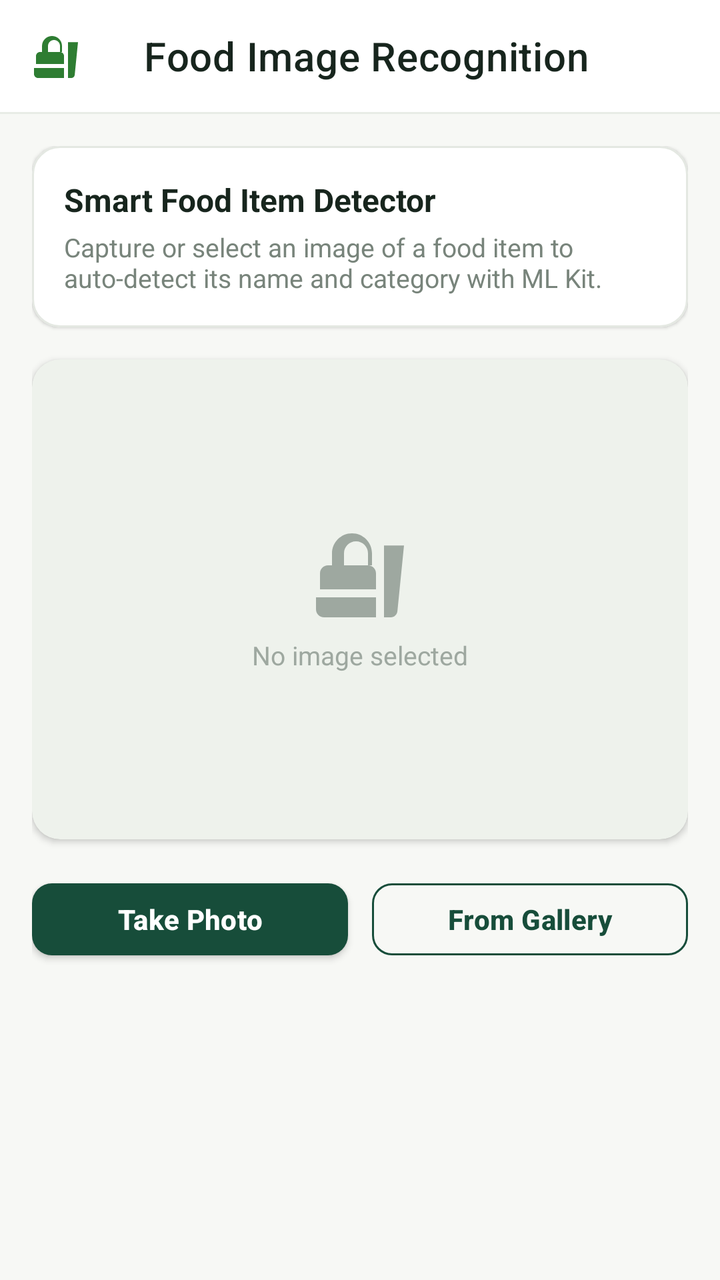
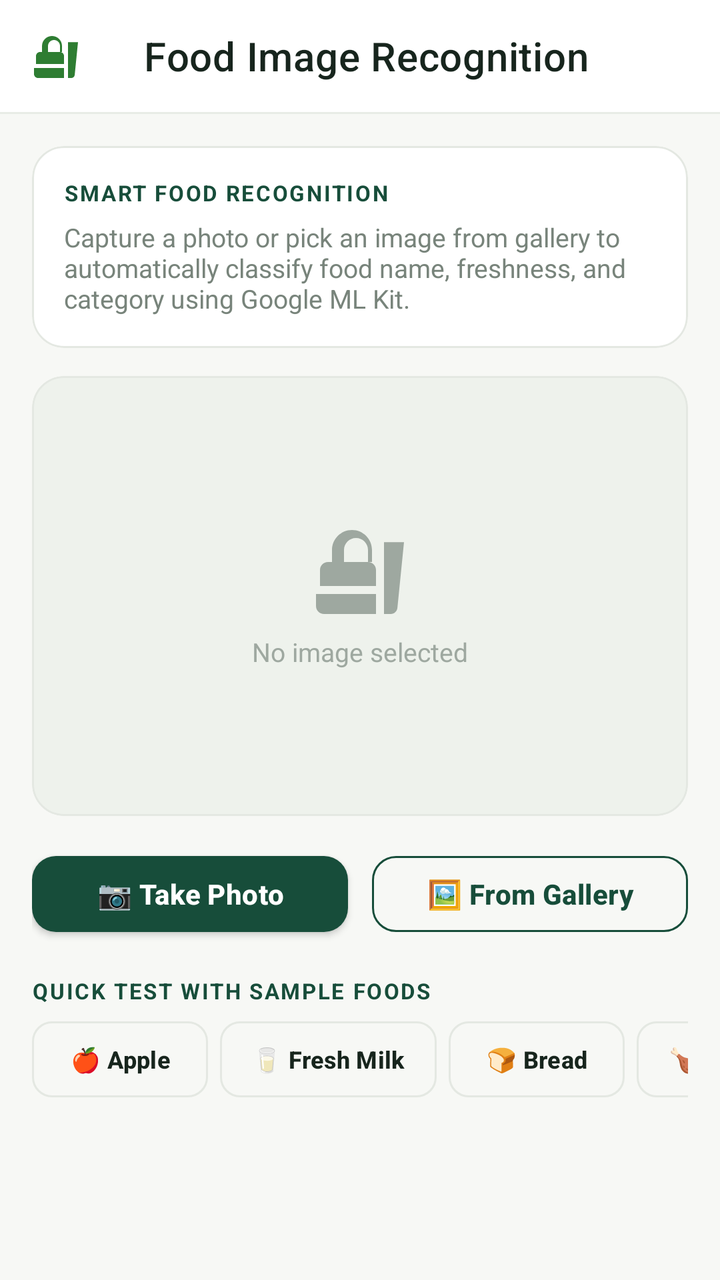

Two renders of the same Android screen: before a commit and after it. Below are the layout's source before the change and the commit's diff.
<!-- AndroidManifest.xml: application theme Theme.FreshCheck -->
<!-- res/layout/activity_food_scanner.xml -->
<?xml version="1.0" encoding="utf-8"?>
<androidx.coordinatorlayout.widget.CoordinatorLayout
    xmlns:android="http://schemas.android.com/apk/res/android"
    xmlns:app="http://schemas.android.com/apk/res-auto"
    android:layout_width="match_parent"
    android:layout_height="match_parent"
    android:background="@color/background">

    <com.google.android.material.appbar.AppBarLayout
        android:layout_width="match_parent"
        android:layout_height="wrap_content"
        android:background="@color/surface"
        app:elevation="0dp">

        <androidx.appcompat.widget.Toolbar
            android:id="@+id/toolbar_scanner"
            android:layout_width="match_parent"
            android:layout_height="?attr/actionBarSize"
            android:background="@color/surface"
            app:title="Food Image Recognition"
            app:titleTextColor="@color/text_primary"
            app:navigationIcon="@drawable/ic_food" />

        <View
            android:layout_width="match_parent"
            android:layout_height="1dp"
            android:background="@color/divider" />
    </com.google.android.material.appbar.AppBarLayout>

    <androidx.core.widget.NestedScrollView
        android:layout_width="match_parent"
        android:layout_height="match_parent"
        android:fillViewport="true"
        app:layout_behavior="@string/appbar_scrolling_view_behavior">

        <LinearLayout
            android:layout_width="match_parent"
            android:layout_height="wrap_content"
            android:orientation="vertical"
            android:padding="16dp">

            
            <com.google.android.material.card.MaterialCardView
                android:layout_width="match_parent"
                android:layout_height="wrap_content"
                app:cardCornerRadius="14dp"
                app:cardElevation="1dp"
                app:strokeColor="@color/card_border"
                app:strokeWidth="1dp"
                app:cardBackgroundColor="@color/surface">

                <LinearLayout
                    android:layout_width="match_parent"
                    android:layout_height="wrap_content"
                    android:orientation="vertical"
                    android:padding="16dp">

                    <TextView
                        android:layout_width="wrap_content"
                        android:layout_height="wrap_content"
                        android:text="Smart Food Item Detector"
                        android:textColor="@color/text_primary"
                        android:textSize="16sp"
                        android:textStyle="bold" />

                    <TextView
                        android:layout_width="match_parent"
                        android:layout_height="wrap_content"
                        android:layout_marginTop="4dp"
                        android:text="Capture or select an image of a food item to auto-detect its name and category with ML Kit."
                        android:textColor="@color/text_secondary"
                        android:textSize="13sp" />
                </LinearLayout>
            </com.google.android.material.card.MaterialCardView>

            
            <com.google.android.material.card.MaterialCardView
                android:layout_width="match_parent"
                android:layout_height="240dp"
                android:layout_marginTop="16dp"
                app:cardCornerRadius="14dp"
                app:cardElevation="2dp"
                app:cardBackgroundColor="@color/surface_variant">

                <FrameLayout
                    android:layout_width="match_parent"
                    android:layout_height="match_parent">

                    <ImageView
                        android:id="@+id/iv_food_preview"
                        android:layout_width="match_parent"
                        android:layout_height="match_parent"
                        android:scaleType="centerCrop"
                        android:contentDescription="Food Preview" />

                    <LinearLayout
                        android:id="@+id/layout_placeholder"
                        android:layout_width="wrap_content"
                        android:layout_height="wrap_content"
                        android:layout_gravity="center"
                        android:gravity="center"
                        android:orientation="vertical">

                        <ImageView
                            android:layout_width="48dp"
                            android:layout_height="48dp"
                            android:src="@drawable/ic_food"
                            app:tint="@color/text_hint" />

                        <TextView
                            android:layout_width="wrap_content"
                            android:layout_height="wrap_content"
                            android:layout_marginTop="8dp"
                            android:text="No image selected"
                            android:textColor="@color/text_hint"
                            android:textSize="13sp" />
                    </LinearLayout>

                    <ProgressBar
                        android:id="@+id/pb_scanning"
                        android:layout_width="wrap_content"
                        android:layout_height="wrap_content"
                        android:layout_gravity="center"
                        android:visibility="gone" />
                </FrameLayout>
            </com.google.android.material.card.MaterialCardView>

            
            <LinearLayout
                android:layout_width="match_parent"
                android:layout_height="wrap_content"
                android:layout_marginTop="16dp"
                android:orientation="horizontal">

                <com.google.android.material.button.MaterialButton
                    android:id="@+id/btn_take_photo"
                    android:layout_width="0dp"
                    android:layout_height="48dp"
                    android:layout_weight="1"
                    android:layout_marginEnd="6dp"
                    android:text="Take Photo"
                    android:textColor="@color/text_on_primary"
                    app:backgroundTint="@color/primary"
                    app:cornerRadius="10dp" />

                <com.google.android.material.button.MaterialButton
                    android:id="@+id/btn_pick_gallery"
                    style="@style/Widget.MaterialComponents.Button.OutlinedButton"
                    android:layout_width="0dp"
                    android:layout_height="48dp"
                    android:layout_weight="1"
                    android:layout_marginStart="6dp"
                    android:text="From Gallery"
                    android:textColor="@color/primary"
                    app:cornerRadius="10dp"
                    app:strokeColor="@color/primary" />
            </LinearLayout>

            
            <com.google.android.material.card.MaterialCardView
                android:id="@+id/card_detected_results"
                android:layout_width="match_parent"
                android:layout_height="wrap_content"
                android:layout_marginTop="16dp"
                android:visibility="gone"
                app:cardCornerRadius="14dp"
                app:cardElevation="2dp"
                app:cardBackgroundColor="@color/surface">

                <LinearLayout
                    android:layout_width="match_parent"
                    android:layout_height="wrap_content"
                    android:orientation="vertical"
                    android:padding="16dp">

                    <TextView
                        android:layout_width="wrap_content"
                        android:layout_height="wrap_content"
                        android:text="Detected Food Information:"
                        android:textColor="@color/primary"
                        android:textSize="14sp"
                        android:textStyle="bold" />

                    <TextView
                        android:id="@+id/tv_detected_name"
                        android:layout_width="wrap_content"
                        android:layout_height="wrap_content"
                        android:layout_marginTop="8dp"
                        android:text="Item: Green Apple"
                        android:textColor="@color/text_primary"
                        android:textSize="16sp"
                        android:textStyle="bold" />

                    <TextView
                        android:id="@+id/tv_detected_category"
                        android:layout_width="wrap_content"
                        android:layout_height="wrap_content"
                        android:layout_marginTop="4dp"
                        android:text="Category: Fruits"
                        android:textColor="@color/text_secondary"
                        android:textSize="13sp" />

                    <TextView
                        android:id="@+id/tv_detected_confidence"
                        android:layout_width="wrap_content"
                        android:layout_height="wrap_content"
                        android:layout_marginTop="4dp"
                        android:text="Confidence: 94%"
                        android:textColor="@color/text_hint"
                        android:textSize="12sp" />

                    <com.google.android.material.button.MaterialButton
                        android:id="@+id/btn_add_to_inventory"
                        android:layout_width="match_parent"
                        android:layout_height="48dp"
                        android:layout_marginTop="14dp"
                        android:text="Confirm &amp; Add to Inventory"
                        android:textColor="@color/text_on_primary"
                        app:backgroundTint="@color/primary"
                        app:cornerRadius="10dp" />
                </LinearLayout>
            </com.google.android.material.card.MaterialCardView>

        </LinearLayout>
    </androidx.core.widget.NestedScrollView>
</androidx.coordinatorlayout.widget.CoordinatorLayout>
<!-- resources referenced by this layout -->
<resources>
  <color name="background">#F7F8F5</color>
  <color name="card_border">#E4E8E2</color>
  <color name="divider">#E8ECE6</color>
  <color name="primary">#174D3A</color>
  <color name="surface">#FFFFFF</color>
  <color name="surface_variant">#EEF2EC</color>
  <color name="text_hint">#9EA8A0</color>
  <color name="text_on_primary">#FFFFFF</color>
  <color name="text_primary">#17251D</color>
  <color name="text_secondary">#78847B</color>
  <!-- drawable ic_food (drawable) -->
  <vector xmlns:android="http://schemas.android.com/apk/res/android"
      android:width="24dp"
      android:height="24dp"
      android:viewportWidth="24"
      android:viewportHeight="24">
      <path
          android:fillColor="#FF2E7D32"
          android:pathData="M18.06,22.99h1.66c0.84,0 1.53,-0.64 1.63,-1.48L23,5.05h-5v17.94zM1,18v3c0,1.1 0.9,2 2,2h13v-5H1zm15,-8h-1V7c0,-2.76 -2.24,-5 -5,-5S5,4.24 5,7v3H4c-1.1,0 -2,0.9 -2,2v4h14v-4c0,-1.1 -0.9,-2 -2,-2zm-4,0H8V7c0,-1.66 1.34,-3 3,-3s3,1.34 3,3v3z"/>
  </vector>
  <style name="Theme.FreshCheck" parent="Theme.MaterialComponents.DayNight.NoActionBar">
          
          <item name="colorPrimary">@color/primary</item>
          <item name="colorPrimaryVariant">@color/primary_variant</item>
          <item name="colorOnPrimary">@color/text_on_primary</item>
          <item name="colorSecondary">@color/accent</item>
          <item name="colorSecondaryVariant">@color/primary_variant</item>
          <item name="colorOnSecondary">@color/text_on_primary</item>
  
          
          <item name="android:colorBackground">@color/background</item>
          <item name="colorSurface">@color/surface</item>
          <item name="colorOnSurface">@color/text_primary</item>
  
          
          <item name="android:statusBarColor">@color/background</item>
          <item name="android:windowLightStatusBar">true</item>
          <item name="android:navigationBarColor">@color/surface</item>
  
          
          <item name="cardViewStyle">@style/Widget.FreshCheck.CardView</item>
          <item name="materialButtonStyle">@style/Widget.FreshCheck.Button</item>
      </style>
  <color name="primary_variant">#24654D</color>
  <color name="accent">#3D8B65</color>
  <style name="Widget.FreshCheck.CardView" parent="Widget.MaterialComponents.CardView">
          <item name="cardCornerRadius">@dimen/corner_radius_card</item>
          <item name="cardElevation">@dimen/card_elevation</item>
          <item name="cardBackgroundColor">@color/card_background</item>
          <item name="strokeColor">@color/card_border</item>
          <item name="strokeWidth">1dp</item>
      </style>
  <style name="Widget.FreshCheck.Button" parent="Widget.MaterialComponents.Button">
          <item name="cornerRadius">@dimen/button_corner_radius</item>
          <item name="android:textAllCaps">false</item>
          <item name="android:textStyle">bold</item>
          <item name="android:textSize">14sp</item>
          <item name="android:letterSpacing">0.01</item>
          <item name="elevation">0dp</item>
      </style>
  <dimen name="corner_radius_card">16dp</dimen>
  <dimen name="card_elevation">1dp</dimen>
  <color name="card_background">#FFFFFF</color>
  <dimen name="button_corner_radius">12dp</dimen>
</resources>

<!-- the commit's change to res/layout/activity_food_scanner.xml (unified diff, before → after) -->
@@ -31,23 +31,26 @@
         android:layout_width="match_parent"
         android:layout_height="match_parent"
         android:fillViewport="true"
+        android:clipToPadding="false"
+        android:paddingBottom="40dp"
         app:layout_behavior="@string/appbar_scrolling_view_behavior">
 
         <LinearLayout
             android:layout_width="match_parent"
             android:layout_height="wrap_content"
             android:orientation="vertical"
-            android:padding="16dp">
+            android:paddingHorizontal="16dp"
+            android:paddingTop="16dp">
 
             
             <com.google.android.material.card.MaterialCardView
                 android:layout_width="match_parent"
                 android:layout_height="wrap_content"
-                app:cardCornerRadius="14dp"
-                app:cardElevation="1dp"
+                app:cardCornerRadius="16dp"
+                app:cardElevation="0dp"
                 app:strokeColor="@color/card_border"
                 app:strokeWidth="1dp"
-                app:cardBackgroundColor="@color/surface">
+                app:cardBackgroundColor="@color/card_background">
 
                 <LinearLayout
                     android:layout_width="match_parent"
@@ -58,16 +61,17 @@
                     <TextView
                         android:layout_width="wrap_content"
                         android:layout_height="wrap_content"
-                        android:text="Smart Food Item Detector"
-                        android:textColor="@color/text_primary"
-                        android:textSize="16sp"
-                        android:textStyle="bold" />
+                        android:text="SMART FOOD RECOGNITION"
+                        android:textColor="@color/primary"
+                        android:textSize="11sp"
+                        android:textStyle="bold"
+                        android:letterSpacing="0.08" />
 
                     <TextView
                         android:layout_width="match_parent"
                         android:layout_height="wrap_content"
-                        android:layout_marginTop="4dp"
-                        android:text="Capture or select an image of a food item to auto-detect its name and category with ML Kit."
+                        android:layout_marginTop="6dp"
+                        android:text="Capture a photo or pick an image from gallery to automatically classify food name, freshness, and category using Google ML Kit."
                         android:textColor="@color/text_secondary"
                         android:textSize="13sp" />
                 </LinearLayout>
@@ -76,10 +80,12 @@
             
             <com.google.android.material.card.MaterialCardView
                 android:layout_width="match_parent"
-                android:layout_height="240dp"
-                android:layout_marginTop="16dp"
-                app:cardCornerRadius="14dp"
-                app:cardElevation="2dp"
+                android:layout_height="220dp"
+                android:layout_marginTop="14dp"
+                app:cardCornerRadius="16dp"
+                app:cardElevation="0dp"
+                app:strokeColor="@color/card_border"
+                app:strokeWidth="1dp"
                 app:cardBackgroundColor="@color/surface_variant">
 
                 <FrameLayout
@@ -129,57 +135,154 @@
             <LinearLayout
                 android:layout_width="match_parent"
                 android:layout_height="wrap_content"
-                android:layout_marginTop="16dp"
+                android:layout_marginTop="14dp"
                 android:orientation="horizontal">
 
                 <com.google.android.material.button.MaterialButton
                     android:id="@+id/btn_take_photo"
                     android:layout_width="0dp"
-                    android:layout_height="48dp"
+                    android:layout_height="50dp"
                     android:layout_weight="1"
                     android:layout_marginEnd="6dp"
-                    android:text="Take Photo"
+                    android:text="📷 Take Photo"
                     android:textColor="@color/text_on_primary"
                     app:backgroundTint="@color/primary"
-                    app:cornerRadius="10dp" />
+                    app:cornerRadius="12dp"
+                    app:elevation="0dp" />
 
                 <com.google.android.material.button.MaterialButton
                     android:id="@+id/btn_pick_gallery"
                     style="@style/Widget.MaterialComponents.Button.OutlinedButton"
                     android:layout_width="0dp"
-                    android:layout_height="48dp"
+                    android:layout_height="50dp"
                     android:layout_weight="1"
                     android:layout_marginStart="6dp"
-                    android:text="From Gallery"
+                    android:text="🖼️ From Gallery"
                     android:textColor="@color/primary"
-                    app:cornerRadius="10dp"
+                    app:cornerRadius="12dp"
                     app:strokeColor="@color/primary" />
             </LinearLayout>
 
             
+            <TextView
+                android:layout_width="wrap_content"
+                android:layout_height="wrap_content"
+                android:layout_marginTop="16dp"
+                android:text="QUICK TEST WITH SAMPLE FOODS"
+                android:textColor="@color/primary"
+                android:textSize="11sp"
+                android:textStyle="bold"
+                android:letterSpacing="0.08" />
+
+            <HorizontalScrollView
+                android:layout_width="match_parent"
+                android:layout_height="wrap_content"
+                android:layout_marginTop="8dp"
+                android:scrollbars="none">
+
+                <LinearLayout
+                    android:layout_width="wrap_content"
+                    android:layout_height="wrap_content"
+                    android:orientation="horizontal">
+
+                    <com.google.android.material.button.MaterialButton
+                        android:id="@+id/btn_sample_apple"
+                        style="@style/Widget.MaterialComponents.Button.OutlinedButton"
+                        android:layout_width="wrap_content"
+                        android:layout_height="38dp"
+                        android:layout_marginEnd="6dp"
+                        android:insetTop="0dp"
+                        android:insetBottom="0dp"
+                        android:text="🍎 Apple"
+                        android:textColor="@color/text_primary"
+                        android:textSize="12sp"
+                        app:strokeColor="@color/card_border"
+                        app:cornerRadius="10dp" />
+
+                    <com.google.android.material.button.MaterialButton
+                        android:id="@+id/btn_sample_milk"
+                        style="@style/Widget.MaterialComponents.Button.OutlinedButton"
+                        android:layout_width="wrap_content"
+                        android:layout_height="38dp"
+                        android:layout_marginEnd="6dp"
+                        android:insetTop="0dp"
+                        android:insetBottom="0dp"
+                        android:text="🥛 Fresh Milk"
+                        android:textColor="@color/text_primary"
+                        android:textSize="12sp"
+                        app:strokeColor="@color/card_border"
+                        app:cornerRadius="10dp" />
+
+                    <com.google.android.material.button.MaterialButton
+                        android:id="@+id/btn_sample_bread"
+                        style="@style/Widget.MaterialComponents.Button.OutlinedButton"
+                        android:layout_width="wrap_content"
+                        android:layout_height="38dp"
+                        android:layout_marginEnd="6dp"
+                        android:insetTop="0dp"
+                        android:insetBottom="0dp"
+                        android:text="🍞 Bread"
+                        android:textColor="@color/text_primary"
+                        android:textSize="12sp"
+                        app:strokeColor="@color/card_border"
+                        app:cornerRadius="10dp" />
+
+                    <com.google.android.material.button.MaterialButton
+                        android:id="@+id/btn_sample_chicken"
+                        style="@style/Widget.MaterialComponents.Button.OutlinedButton"
+                        android:layout_width="wrap_content"
+                        android:layout_height="38dp"
+                        android:layout_marginEnd="6dp"
+                        android:insetTop="0dp"
+                        android:insetBottom="0dp"
+                        android:text="🍗 Chicken"
+                        android:textColor="@color/text_primary"
+                        android:textSize="12sp"
+                        app:strokeColor="@color/card_border"
+                        app:cornerRadius="10dp" />
+
+                    <com.google.android.material.button.MaterialButton
+                        android:id="@+id/btn_sample_tomato"
+                        style="@style/Widget.MaterialComponents.Button.OutlinedButton"
+                        android:layout_width="wrap_content"
+                        android:layout_height="38dp"
+                        android:insetTop="0dp"
+                        android:insetBottom="0dp"
+                        android:text="🍅 Tomato"
+                        android:textColor="@color/text_primary"
+                        android:textSize="12sp"
+                        app:strokeColor="@color/card_border"
+                        app:cornerRadius="10dp" />
+                </LinearLayout>
+            </HorizontalScrollView>
+
+            
             <com.google.android.material.card.MaterialCardView
                 android:id="@+id/card_detected_results"
                 android:layout_width="match_parent"
                 android:layout_height="wrap_content"
                 android:layout_marginTop="16dp"
                 android:visibility="gone"
-                app:cardCornerRadius="14dp"
-                app:cardElevation="2dp"
-                app:cardBackgroundColor="@color/surface">
+                app:cardCornerRadius="16dp"
+                app:cardElevation="0dp"
+                app:strokeColor="@color/primary"
+                app:strokeWidth="1dp"
+                app:cardBackgroundColor="@color/card_background">
 
                 <LinearLayout
                     android:layout_width="match_parent"
                     android:layout_height="wrap_content"
                     android:orientation="vertical"
-                    android:padding="16dp">
-
-                    <TextView
-                        android:layout_width="wrap_content"
-                        android:layout_height="wrap_content"
-                        android:text="Detected Food Information:"
+                    android:padding="18dp">
+
+                    <TextView
+                        android:layout_width="wrap_content"
+                        android:layout_height="wrap_content"
+                        android:text="DETECTED FOOD CLASSIFICATION"
                         android:textColor="@color/primary"
-                        android:textSize="14sp"
-                        android:textStyle="bold" />
+                        android:textSize="11sp"
+                        android:textStyle="bold"
+                        android:letterSpacing="0.08" />
 
                     <TextView
                         android:id="@+id/tv_detected_name"
@@ -188,7 +291,7 @@
                         android:layout_marginTop="8dp"
                         android:text="Item: Green Apple"
                         android:textColor="@color/text_primary"
-                        android:textSize="16sp"
+                        android:textSize="18sp"
                         android:textStyle="bold" />
 
                     <TextView
@@ -206,18 +309,20 @@
                         android:layout_height="wrap_content"
                         android:layout_marginTop="4dp"
                         android:text="Confidence: 94%"
-                        android:textColor="@color/text_hint"
-                        android:textSize="12sp" />
+                        android:textColor="@color/primary"
+                        android:textSize="12sp"
+                        android:textStyle="bold" />
 
                     <com.google.android.material.button.MaterialButton
                         android:id="@+id/btn_add_to_inventory"
                         android:layout_width="match_parent"
-                        android:layout_height="48dp"
-                        android:layout_marginTop="14dp"
+                        android:layout_height="50dp"
+                        android:layout_marginTop="16dp"
                         android:text="Confirm &amp; Add to Inventory"
                         android:textColor="@color/text_on_primary"
                         app:backgroundTint="@color/primary"
-                        app:cornerRadius="10dp" />
+                        app:cornerRadius="12dp"
+                        app:elevation="0dp" />
                 </LinearLayout>
             </com.google.android.material.card.MaterialCardView>
 
